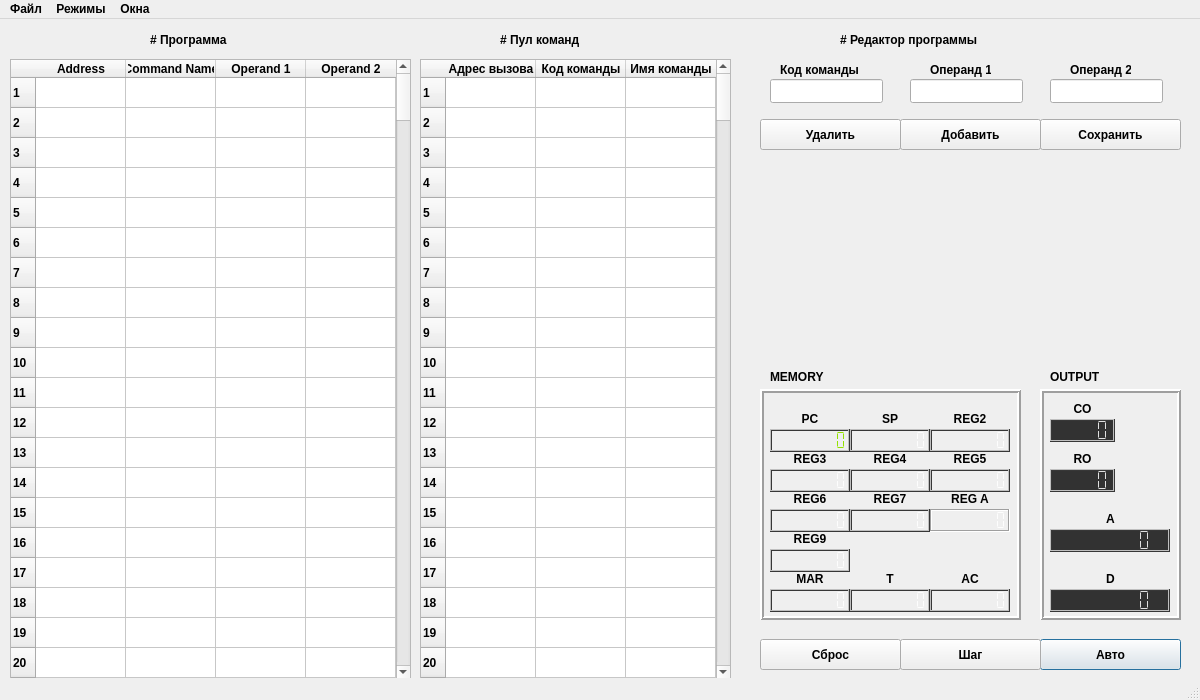
This is MT589/commandmodewindow.ui in lagovsp/mt589-simulator-program as Qt 5 draws it before an edit. The edited form follows.
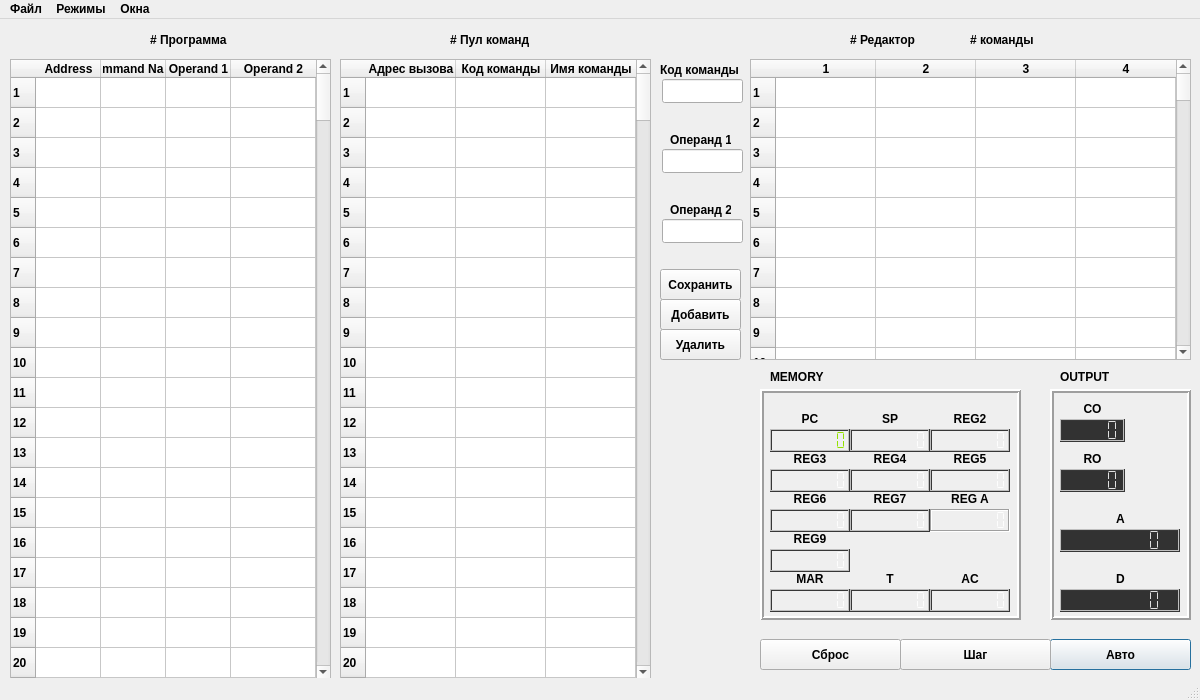
This is the edited form.

The edit to the form file:
```diff
--- a/MT589/commandmodewindow.ui
+++ b/MT589/commandmodewindow.ui
@@ -7728,7 +7728,7 @@
    <widget class="QFrame" name="OutputFrame">
     <property name="geometry">
      <rect>
-      <x>1040</x>
+      <x>1050</x>
       <y>370</y>
       <width>141</width>
       <height>231</height>
@@ -10249,7 +10249,7 @@
    <widget class="QLabel" name="label_30">
     <property name="geometry">
      <rect>
-      <x>1050</x>
+      <x>1060</x>
       <y>350</y>
       <width>58</width>
       <height>16</height>
@@ -10262,7 +10262,7 @@
    <widget class="QPushButton" name="runButton">
     <property name="geometry">
      <rect>
-      <x>1040</x>
+      <x>1050</x>
       <y>620</y>
       <width>141</width>
       <height>31</height>
@@ -10280,7 +10280,7 @@
      <rect>
       <x>900</x>
       <y>620</y>
-      <width>141</width>
+      <width>151</width>
       <height>31</height>
      </rect>
     </property>
@@ -10337,7 +10337,7 @@
      <rect>
       <x>10</x>
       <y>40</y>
-      <width>401</width>
+      <width>321</width>
       <height>621</height>
      </rect>
     </property>
@@ -10377,8 +10377,11 @@
     <attribute name="horizontalHeaderCascadingSectionResizes">
      <bool>false</bool>
     </attribute>
+    <attribute name="horizontalHeaderMinimumSectionSize">
+     <number>65</number>
+    </attribute>
     <attribute name="horizontalHeaderDefaultSectionSize">
-     <number>90</number>
+     <number>65</number>
     </attribute>
     <attribute name="horizontalHeaderStretchLastSection">
      <bool>true</bool>
@@ -10672,7 +10675,7 @@
    <widget class="QLabel" name="label_49">
     <property name="geometry">
      <rect>
-      <x>500</x>
+      <x>450</x>
       <y>0</y>
       <width>141</width>
       <height>41</height>
@@ -10688,7 +10691,7 @@
    <widget class="QTableWidget" name="commandPoolTableWidget">
     <property name="geometry">
      <rect>
-      <x>420</x>
+      <x>340</x>
       <y>40</y>
       <width>311</width>
       <height>621</height>
@@ -11005,14 +11008,14 @@
    <widget class="QLabel" name="label_50">
     <property name="geometry">
      <rect>
-      <x>840</x>
+      <x>850</x>
       <y>0</y>
-      <width>251</width>
+      <width>111</width>
       <height>41</height>
      </rect>
     </property>
     <property name="text">
-     <string># Редактор программы</string>
+     <string># Редактор</string>
     </property>
     <property name="textFormat">
      <enum>Qt::MarkdownText</enum>
@@ -11021,7 +11024,7 @@
    <widget class="QLabel" name="label_51">
     <property name="geometry">
      <rect>
-      <x>780</x>
+      <x>660</x>
       <y>40</y>
       <width>81</width>
       <height>21</height>
@@ -11044,8 +11047,8 @@
    <widget class="QLabel" name="label_52">
     <property name="geometry">
      <rect>
-      <x>930</x>
-      <y>40</y>
+      <x>670</x>
+      <y>110</y>
       <width>61</width>
       <height>21</height>
      </rect>
@@ -11065,8 +11068,8 @@
    <widget class="QLabel" name="label_53">
     <property name="geometry">
      <rect>
-      <x>1070</x>
-      <y>40</y>
+      <x>670</x>
+      <y>180</y>
       <width>61</width>
       <height>21</height>
      </rect>
@@ -11086,9 +11089,9 @@
    <widget class="QLineEdit" name="codeBox">
     <property name="geometry">
      <rect>
-      <x>770</x>
+      <x>662</x>
       <y>60</y>
-      <width>113</width>
+      <width>81</width>
       <height>24</height>
      </rect>
     </property>
@@ -11096,9 +11099,9 @@
    <widget class="QLineEdit" name="op1Box">
     <property name="geometry">
      <rect>
-      <x>910</x>
-      <y>60</y>
-      <width>113</width>
+      <x>662</x>
+      <y>130</y>
+      <width>81</width>
       <height>24</height>
      </rect>
     </property>
@@ -11106,9 +11109,9 @@
    <widget class="QLineEdit" name="op2Box">
     <property name="geometry">
      <rect>
-      <x>1050</x>
-      <y>60</y>
-      <width>113</width>
+      <x>662</x>
+      <y>200</y>
+      <width>81</width>
       <height>24</height>
      </rect>
     </property>
@@ -11116,9 +11119,9 @@
    <widget class="QPushButton" name="pushButton">
     <property name="geometry">
      <rect>
-      <x>760</x>
-      <y>100</y>
-      <width>141</width>
+      <x>660</x>
+      <y>310</y>
+      <width>81</width>
       <height>31</height>
      </rect>
     </property>
@@ -11129,9 +11132,9 @@
    <widget class="QPushButton" name="pushButton_2">
     <property name="geometry">
      <rect>
-      <x>900</x>
-      <y>100</y>
-      <width>141</width>
+      <x>660</x>
+      <y>280</y>
+      <width>81</width>
       <height>31</height>
      </rect>
     </property>
@@ -11142,9 +11145,9 @@
    <widget class="QPushButton" name="pushButton_3">
     <property name="geometry">
      <rect>
-      <x>1040</x>
-      <y>100</y>
-      <width>141</width>
+      <x>660</x>
+      <y>250</y>
+      <width>81</width>
       <height>31</height>
      </rect>
     </property>
@@ -11152,6 +11155,560 @@
      <string>Сохранить</string>
     </property>
    </widget>
+   <widget class="QLabel" name="label_54">
+    <property name="geometry">
+     <rect>
+      <x>970</x>
+      <y>0</y>
+      <width>111</width>
+      <height>41</height>
+     </rect>
+    </property>
+    <property name="text">
+     <string># команды</string>
+    </property>
+    <property name="textFormat">
+     <enum>Qt::MarkdownText</enum>
+    </property>
+   </widget>
+   <widget class="QTableWidget" name="currentCommandWidget">
+    <property name="geometry">
+     <rect>
+      <x>750</x>
+      <y>40</y>
+      <width>441</width>
+      <height>301</height>
+     </rect>
+    </property>
+    <property name="selectionMode">
+     <enum>QAbstractItemView::NoSelection</enum>
+    </property>
+    <property name="rowCount">
+     <number>512</number>
+    </property>
+    <property name="columnCount">
+     <number>4</number>
+    </property>
+    <attribute name="horizontalHeaderCascadingSectionResizes">
+     <bool>true</bool>
+    </attribute>
+    <row/>
+    <row/>
+    <row/>
+    <row/>
+    <row/>
+    <row/>
+    <row/>
+    <row/>
+    <row/>
+    <row/>
+    <row/>
+    <row/>
+    <row/>
+    <row/>
+    <row/>
+    <row/>
+    <row/>
+    <row/>
+    <row/>
+    <row/>
+    <row/>
+    <row/>
+    <row/>
+    <row/>
+    <row/>
+    <row/>
+    <row/>
+    <row/>
+    <row/>
+    <row/>
+    <row/>
+    <row/>
+    <row/>
+    <row/>
+    <row/>
+    <row/>
+    <row/>
+    <row/>
+    <row/>
+    <row/>
+    <row/>
+    <row/>
+    <row/>
+    <row/>
+    <row/>
+    <row/>
+    <row/>
+    <row/>
+    <row/>
+    <row/>
+    <row/>
+    <row/>
+    <row/>
+    <row/>
+    <row/>
+    <row/>
+    <row/>
+    <row/>
+    <row/>
+    <row/>
+    <row/>
+    <row/>
+    <row/>
+    <row/>
+    <row/>
+    <row/>
+    <row/>
+    <row/>
+    <row/>
+    <row/>
+    <row/>
+    <row/>
+    <row/>
+    <row/>
+    <row/>
+    <row/>
+    <row/>
+    <row/>
+    <row/>
+    <row/>
+    <row/>
+    <row/>
+    <row/>
+    <row/>
+    <row/>
+    <row/>
+    <row/>
+    <row/>
+    <row/>
+    <row/>
+    <row/>
+    <row/>
+    <row/>
+    <row/>
+    <row/>
+    <row/>
+    <row/>
+    <row/>
+    <row/>
+    <row/>
+    <row/>
+    <row/>
+    <row/>
+    <row/>
+    <row/>
+    <row/>
+    <row/>
+    <row/>
+    <row/>
+    <row/>
+    <row/>
+    <row/>
+    <row/>
+    <row/>
+    <row/>
+    <row/>
+    <row/>
+    <row/>
+    <row/>
+    <row/>
+    <row/>
+    <row/>
+    <row/>
+    <row/>
+    <row/>
+    <row/>
+    <row/>
+    <row/>
+    <row/>
+    <row/>
+    <row/>
+    <row/>
+    <row/>
+    <row/>
+    <row/>
+    <row/>
+    <row/>
+    <row/>
+    <row/>
+    <row/>
+    <row/>
+    <row/>
+    <row/>
+    <row/>
+    <row/>
+    <row/>
+    <row/>
+    <row/>
+    <row/>
+    <row/>
+    <row/>
+    <row/>
+    <row/>
+    <row/>
+    <row/>
+    <row/>
+    <row/>
+    <row/>
+    <row/>
+    <row/>
+    <row/>
+    <row/>
+    <row/>
+    <row/>
+    <row/>
+    <row/>
+    <row/>
+    <row/>
+    <row/>
+    <row/>
+    <row/>
+    <row/>
+    <row/>
+    <row/>
+    <row/>
+    <row/>
+    <row/>
+    <row/>
+    <row/>
+    <row/>
+    <row/>
+    <row/>
+    <row/>
+    <row/>
+    <row/>
+    <row/>
+    <row/>
+    <row/>
+    <row/>
+    <row/>
+    <row/>
+    <row/>
+    <row/>
+    <row/>
+    <row/>
+    <row/>
+    <row/>
+    <row/>
+    <row/>
+    <row/>
+    <row/>
+    <row/>
+    <row/>
+    <row/>
+    <row/>
+    <row/>
+    <row/>
+    <row/>
+    <row/>
+    <row/>
+    <row/>
+    <row/>
+    <row/>
+    <row/>
+    <row/>
+    <row/>
+    <row/>
+    <row/>
+    <row/>
+    <row/>
+    <row/>
+    <row/>
+    <row/>
+    <row/>
+    <row/>
+    <row/>
+    <row/>
+    <row/>
+    <row/>
+    <row/>
+    <row/>
+    <row/>
+    <row/>
+    <row/>
+    <row/>
+    <row/>
+    <row/>
+    <row/>
+    <row/>
+    <row/>
+    <row/>
+    <row/>
+    <row/>
+    <row/>
+    <row/>
+    <row/>
+    <row/>
+    <row/>
+    <row/>
+    <row/>
+    <row/>
+    <row/>
+    <row/>
+    <row/>
+    <row/>
+    <row/>
+    <row/>
+    <row/>
+    <row/>
+    <row/>
+    <row/>
+    <row/>
+    <row/>
+    <row/>
+    <row/>
+    <row/>
+    <row/>
+    <row/>
+    <row/>
+    <row/>
+    <row/>
+    <row/>
+    <row/>
+    <row/>
+    <row/>
+    <row/>
+    <row/>
+    <row/>
+    <row/>
+    <row/>
+    <row/>
+    <row/>
+    <row/>
+    <row/>
+    <row/>
+    <row/>
+    <row/>
+    <row/>
+    <row/>
+    <row/>
+    <row/>
+    <row/>
+    <row/>
+    <row/>
+    <row/>
+    <row/>
+    <row/>
+    <row/>
+    <row/>
+    <row/>
+    <row/>
+    <row/>
+    <row/>
+    <row/>
+    <row/>
+    <row/>
+    <row/>
+    <row/>
+    <row/>
+    <row/>
+    <row/>
+    <row/>
+    <row/>
+    <row/>
+    <row/>
+    <row/>
+    <row/>
+    <row/>
+    <row/>
+    <row/>
+    <row/>
+    <row/>
+    <row/>
+    <row/>
+    <row/>
+    <row/>
+    <row/>
+    <row/>
+    <row/>
+    <row/>
+    <row/>
+    <row/>
+    <row/>
+    <row/>
+    <row/>
+    <row/>
+    <row/>
+    <row/>
+    <row/>
+    <row/>
+    <row/>
+    <row/>
+    <row/>
+    <row/>
+    <row/>
+    <row/>
+    <row/>
+    <row/>
+    <row/>
+    <row/>
+    <row/>
+    <row/>
+    <row/>
+    <row/>
+    <row/>
+    <row/>
+    <row/>
+    <row/>
+    <row/>
+    <row/>
+    <row/>
+    <row/>
+    <row/>
+    <row/>
+    <row/>
+    <row/>
+    <row/>
+    <row/>
+    <row/>
+    <row/>
+    <row/>
+    <row/>
+    <row/>
+    <row/>
+    <row/>
+    <row/>
+    <row/>
+    <row/>
+    <row/>
+    <row/>
+    <row/>
+    <row/>
+    <row/>
+    <row/>
+    <row/>
+    <row/>
+    <row/>
+    <row/>
+    <row/>
+    <row/>
+    <row/>
+    <row/>
+    <row/>
+    <row/>
+    <row/>
+    <row/>
+    <row/>
+    <row/>
+    <row/>
+    <row/>
+    <row/>
+    <row/>
+    <row/>
+    <row/>
+    <row/>
+    <row/>
+    <row/>
+    <row/>
+    <row/>
+    <row/>
+    <row/>
+    <row/>
+    <row/>
+    <row/>
+    <row/>
+    <row/>
+    <row/>
+    <row/>
+    <row/>
+    <row/>
+    <row/>
+    <row/>
+    <row/>
+    <row/>
+    <row/>
+    <row/>
+    <row/>
+    <row/>
+    <row/>
+    <row/>
+    <row/>
+    <row/>
+    <row/>
+    <row/>
+    <row/>
+    <row/>
+    <row/>
+    <row/>
+    <row/>
+    <row/>
+    <row/>
+    <row/>
+    <row/>
+    <row/>
+    <row/>
+    <row/>
+    <row/>
+    <row/>
+    <row/>
+    <row/>
+    <row/>
+    <row/>
+    <row/>
+    <row/>
+    <row/>
+    <row/>
+    <row/>
+    <row/>
+    <row/>
+    <row/>
+    <row/>
+    <row/>
+    <row/>
+    <row/>
+    <row/>
+    <row/>
+    <row/>
+    <row/>
+    <row/>
+    <row/>
+    <row/>
+    <row/>
+    <row/>
+    <row/>
+    <row/>
+    <row/>
+    <row/>
+    <row/>
+    <row/>
+    <row/>
+    <row/>
+    <row/>
+    <row/>
+    <row/>
+    <row/>
+    <row/>
+    <row/>
+    <row/>
+    <row/>
+    <row/>
+    <row/>
+    <row/>
+    <row/>
+    <row/>
+    <row/>
+    <row/>
+    <row/>
+    <row/>
+    <row/>
+    <row/>
+    <row/>
+    <row/>
+    <row/>
+    <row/>
+    <row/>
+    <row/>
+    <row/>
+    <row/>
+    <row/>
+    <row/>
+    <row/>
+    <row/>
+    <column/>
+    <column/>
+    <column/>
+    <column/>
+   </widget>
   </widget>
   <widget class="QMenuBar" name="menubar">
    <property name="geometry">
```
Left out of the diff: 6 changed lines with no effect on the pictures.
